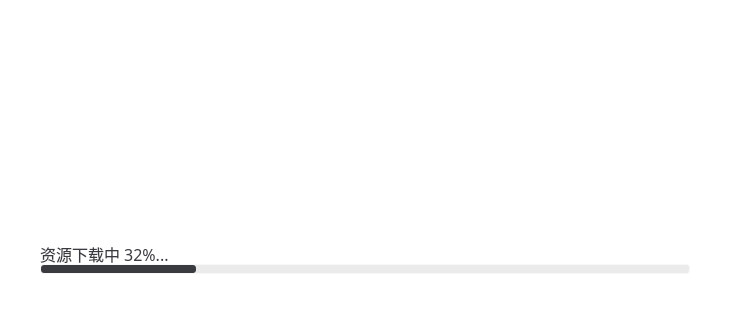
The window that UpdateProgram/UpdateProgram.ui (GengGode/UpdateProgram) describes before a commit, drawn with Qt 5; both pictures show x 0 to 730 and y 202 to 522 of the 730 by 522 pixel window.
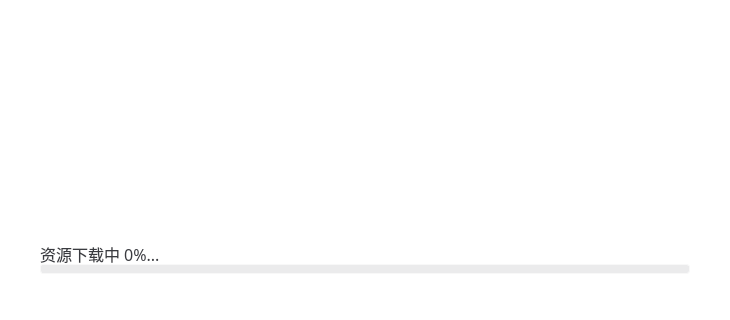
The same window after the commit. The open tabs and pages were chosen to show the change. Icons and pictures are not drawn.

```diff
--- a/UpdateProgram/UpdateProgram.ui
+++ b/UpdateProgram/UpdateProgram.ui
@@ -77,7 +77,7 @@
 }</string>
        </property>
        <property name="text">
-        <string>资源下载中 32%...</string>
+        <string>资源下载中 0%...</string>
        </property>
       </widget>
       <widget class="QProgressBar" name="progressBar">
@@ -102,7 +102,7 @@
 }</string>
        </property>
        <property name="value">
-        <number>24</number>
+        <number>0</number>
        </property>
       </widget>
      </widget>
```
Left out of the diff: 6 changed lines with no effect on the pictures.
